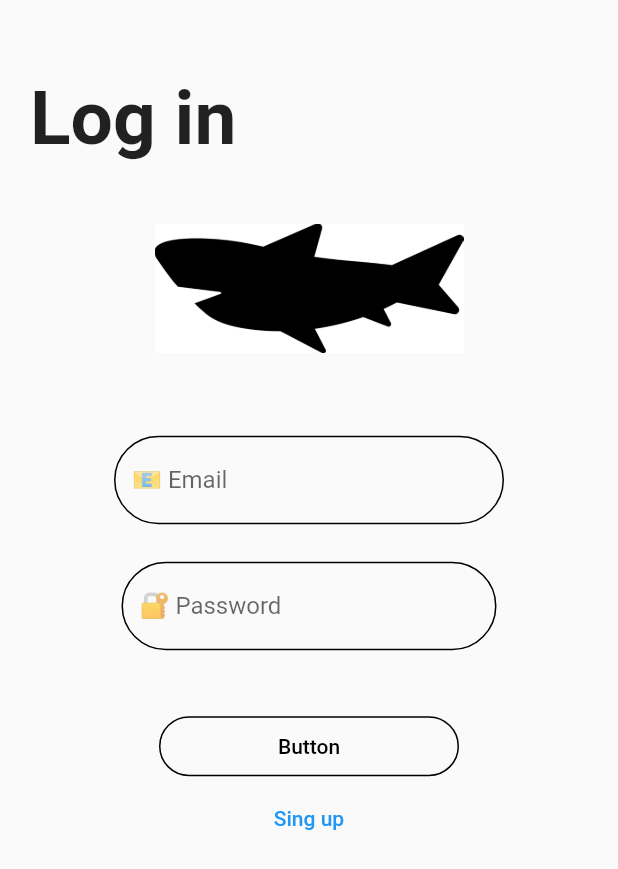
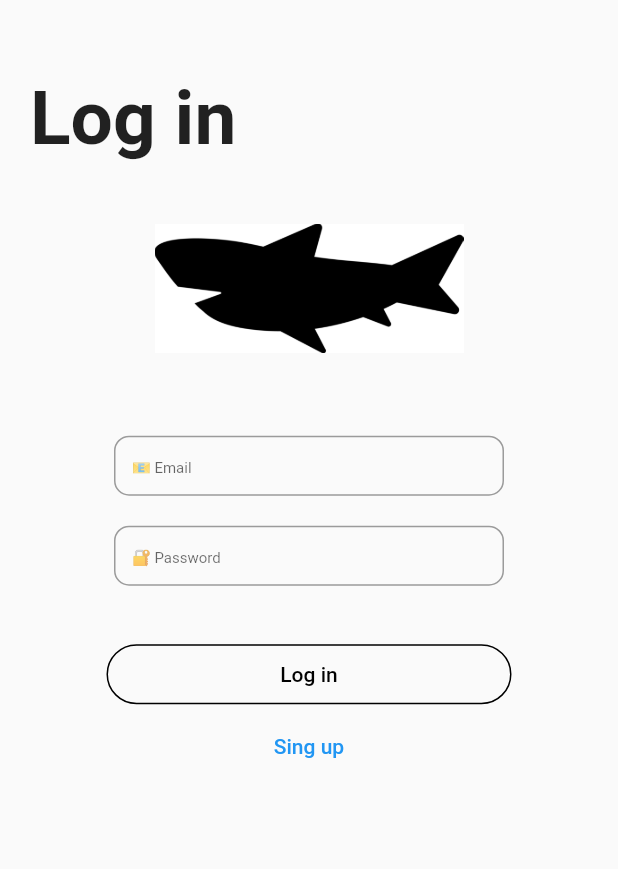
Before and after one commit to riataso/flutter_app, a Flutter app: the screen it shows after launch, on a phone screen of 412 x 824 dp. Shown: the top 869 px of the screen. Run offline on Flutter 3.47's test engine with Material 2 defaults, Android fonts, the phone set to English and light mode, and no system bars.

Commit message:
ログイン画面UIの作成

```diff
--- a/flutter_application_1/lib/main.dart
+++ b/flutter_application_1/lib/main.dart
@@ -1,4 +1,5 @@
 import 'package:flutter/material.dart';
+import 'mainPage.dart';
 
 void main() {
   runApp(const MyApp());
@@ -7,120 +8,10 @@ void main() {
 class MyApp extends StatelessWidget {
   const MyApp({Key? key}) : super(key: key);
 
-  // This widget is the root of your application.
   @override
   Widget build(BuildContext context) {
     return MaterialApp(
-      home: const MyHomePage(),
+      home: mainPage()
     );
   }
 }
-
-class MyHomePage extends StatefulWidget {
-  const MyHomePage({Key? key}) : super(key: key);
-
-  @override
-  State<MyHomePage> createState() => _MyHomePageState();
-}
-
-class _MyHomePageState extends State<MyHomePage> {
-  int _counter = 0;
-
-  @override
-  Widget build(BuildContext context) {
-    return Scaffold(
-      body: Center(
-        child: Column(
-          mainAxisAlignment: MainAxisAlignment.center,
-          children: [
-            Container(
-              padding: EdgeInsets.fromLTRB(20, 50, 50, 40),
-              alignment: Alignment.centerLeft,
-              child: Text(
-                "Log in",
-                style: TextStyle(fontSize: 50, fontWeight: FontWeight.bold),
-              ),
-            ),
-            /*Padding(
-              padding: EdgeInsets.all(50),
-              child: Text(
-                "Log in",
-                style: TextStyle(fontSize: 50,fontWeight:FontWeight.bold ),
-              ),
-            ),*/
-
-            Container(
-              /*child: FittedBox(
-               fit: BoxFit.fill,*/
-              child: Image.asset('images/38427.jpg'),
-              width: MediaQuery.of(context).size.width * 0.5,
-              margin: EdgeInsets.fromLTRB(0, 0, 0, 50),
-
-              //)
-            ),
-            Container(
-              width: 270,
-              padding: EdgeInsets.all(5),
-              margin: EdgeInsets.fromLTRB(0, 0, 0, 10),
-              child: TextField(
-                decoration: InputDecoration(hintText: "📧 Email",
-                enabledBorder: OutlineInputBorder(
-                    borderRadius: BorderRadius.circular(30),
-                    borderSide: BorderSide(
-                      color: Colors.black,
-                    ),
-                    )),
-              ),
-            ),
-            Container(
-                width: 270,
-                padding: EdgeInsets.all(10),
-                margin: EdgeInsets.fromLTRB(0, 0, 0, 30),
-                child: TextField(
-                  decoration: InputDecoration(hintText: "🔐 Password",
-                  enabledBorder: OutlineInputBorder(
-                    borderRadius: BorderRadius.circular(30),
-                    borderSide: BorderSide(
-                      color: Colors.black,
-                    ),
-                  ),
-                ),
-                )
-               ),
-            Container(
-              //margin: EdgeInsets.fromLTRB(0, 0, 0, 20),
-              //child: ElevatedButton(onPressed: _incrementCounter, child: Text("Log in")),
-              child: OutlinedButton(
-                child: const Text('Button'),
-                style: OutlinedButton.styleFrom(
-                    primary: Colors.black,
-                    shape: const StadiumBorder(),
-                    side: const BorderSide(color: Colors.black),
-                    minimumSize: Size(200, 40)),
-                onPressed: () {},
-              ),
-            ),
-            //ElevatedButton(onPressed: _incrementCounter, child: Text("Log in")),
-
-            TextButton(
-              child: Text('Sing up'),
-              onPressed: () => print('clicked!'),
-              style: TextButton.styleFrom(),
-            ),
-            Spacer(),
-          ],
-        ),
-      ),
-    );
-  }
-
-  void _incrementCounter() {
-    _counter++;
-    print(_counter);
-    /*
-      setState(() {
-        _counter++;
-      });
-      */
-  }
-}
--- /dev/null
+++ b/flutter_application_1/lib/mainPage.dart
@@ -0,0 +1,83 @@
+import 'package:flutter/material.dart';
+
+class mainPage extends StatelessWidget {
+  @override
+  Widget build(BuildContext context) {
+    return Scaffold(
+      resizeToAvoidBottomInset: false,
+      body: Center(
+        child: Column(
+          mainAxisAlignment: MainAxisAlignment.center,
+          children: [
+            Container(
+              padding: EdgeInsets.fromLTRB(20, 50, 50, 40),
+              alignment: Alignment.centerLeft,
+              child: Text(
+                "Log in",
+                style: TextStyle(fontSize: 50, fontWeight: FontWeight.bold),
+              ),
+            ),
+
+            Container(
+              child: Image.asset('images/38427.jpg'),
+              width: MediaQuery.of(context).size.width * 0.5,
+              margin: EdgeInsets.fromLTRB(0, 0, 0, 50),
+            ),
+            Container(
+              width: 270,
+              height: 50,
+              padding: EdgeInsets.all(5),
+              margin: EdgeInsets.fromLTRB(0, 0, 0, 10),
+              child: TextField(
+
+                decoration: InputDecoration(hintText: "📧 Email",
+                hintStyle: const TextStyle(fontSize: 10),
+              border: OutlineInputBorder(
+                    borderRadius: BorderRadius.circular(10),
+                    borderSide: BorderSide(
+                      color: Colors.black,
+                    ),
+                    )),
+              ),
+            ),
+            Container(
+                width: 270,
+                height: 50,
+                padding: EdgeInsets.all(5),
+                margin: EdgeInsets.fromLTRB(0, 0, 0, 30),
+                child: TextField(
+                  decoration: InputDecoration(hintText: "🔐 Password",
+                  hintStyle: const TextStyle(fontSize: 10),
+                  border: OutlineInputBorder(
+                    borderRadius: BorderRadius.circular(10),
+                    borderSide: BorderSide(
+                      color: Colors.black,
+                    ),
+                  ),
+                ),
+                )
+               ),
+            Container(
+              child: OutlinedButton(
+                child: const Text('Log in'),
+                style: OutlinedButton.styleFrom(
+                    primary: Colors.black,
+                    shape: const StadiumBorder(),
+                    side: const BorderSide(color: Colors.black),
+                    minimumSize: Size(270, 40)),
+                onPressed: () {},
+              ),
+            ),
+
+            TextButton(
+              child: Text('Sing up'),
+              onPressed: () => print('clicked!'),
+              style: TextButton.styleFrom(),
+            ),
+             const Spacer(),
+          ],
+        ),
+      ),
+    );
+  }
+}
```
